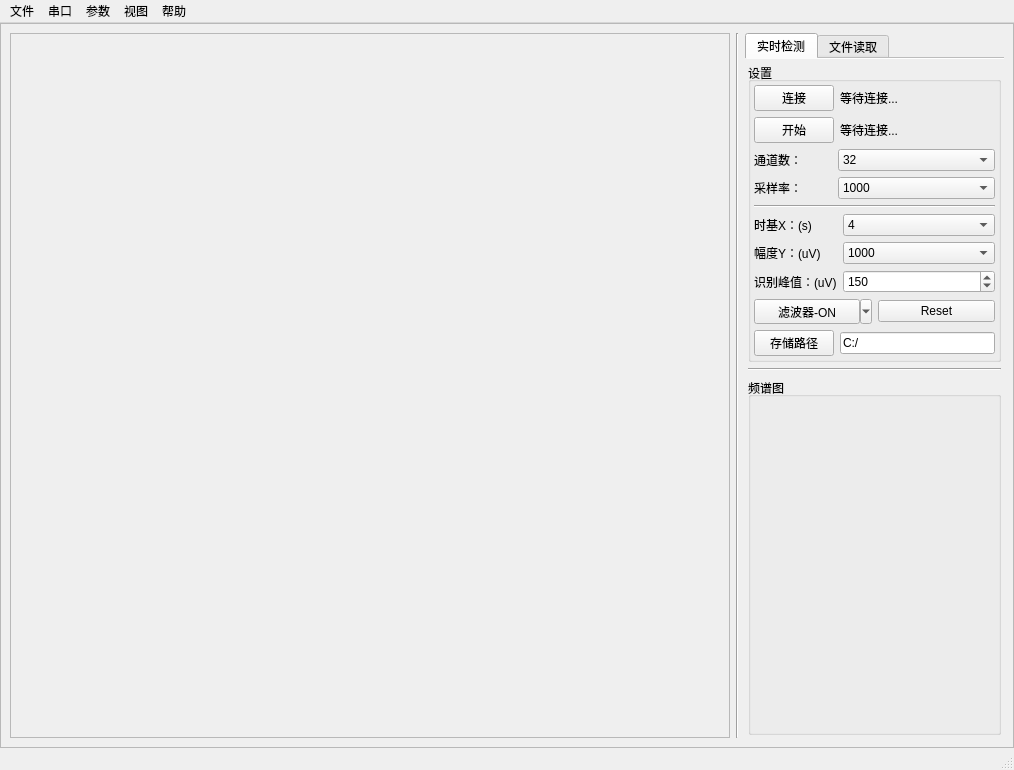
Old version of the form EMG/ui/mainWindow.ui in the repository Bayyys/EMGexe.
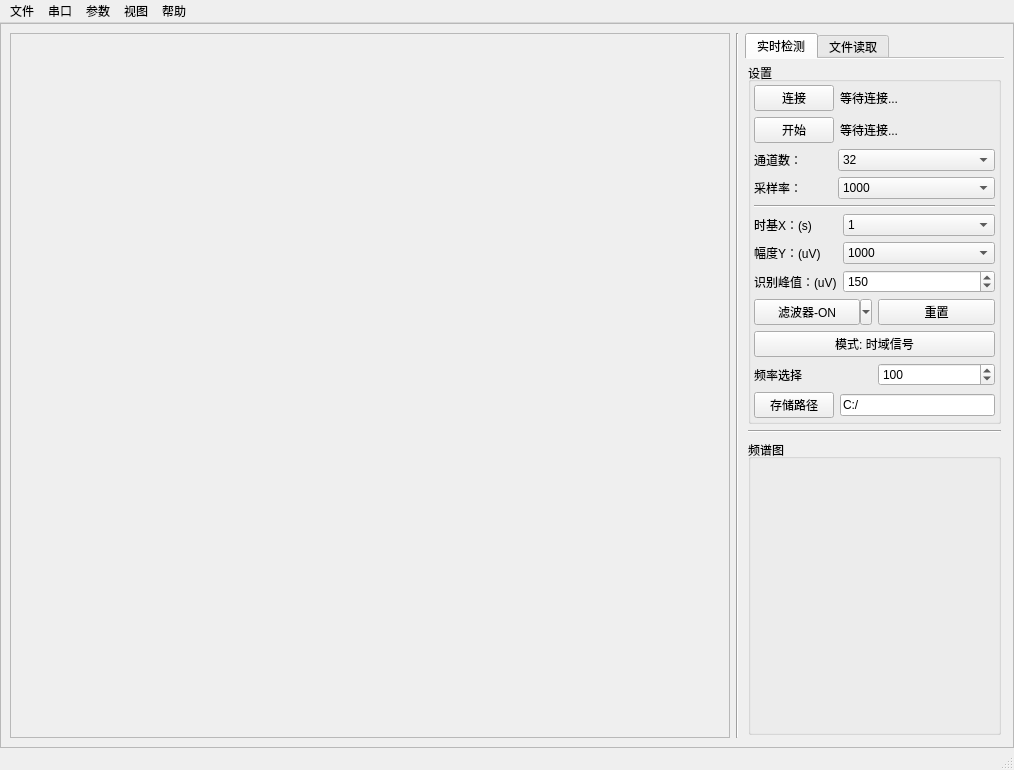
New version of the form.

The edit to the form file:
```diff
--- a/EMG/ui/mainWindow.ui
+++ b/EMG/ui/mainWindow.ui
@@ -437,7 +437,7 @@
                    </sizepolicy>
                   </property>
                   <property name="currentIndex">
-                   <number>3</number>
+                   <number>0</number>
                   </property>
                   <item>
                    <property name="text">
@@ -566,8 +566,8 @@
                </layout>
               </item>
               <item>
-               <layout class="QHBoxLayout" name="layout_filter">
-                <item>
+               <layout class="QGridLayout" name="gridLayout_2">
+                <item row="0" column="0">
                  <widget class="QToolButton" name="btn_filter">
                   <property name="sizePolicy">
                    <sizepolicy hsizetype="Expanding" vsizetype="Expanding">
@@ -595,7 +595,7 @@
                   </property>
                  </widget>
                 </item>
-                <item>
+                <item row="0" column="1">
                  <widget class="QPushButton" name="btn_reset">
                   <property name="sizePolicy">
                    <sizepolicy hsizetype="Expanding" vsizetype="Fixed">
@@ -604,7 +604,52 @@
                    </sizepolicy>
                   </property>
                   <property name="text">
-                   <string>Reset</string>
+                   <string>重置</string>
+                  </property>
+                 </widget>
+                </item>
+                <item row="1" column="0" colspan="2">
+                 <widget class="QPushButton" name="btn_mode">
+                  <property name="sizePolicy">
+                   <sizepolicy hsizetype="Expanding" vsizetype="Fixed">
+                    <horstretch>0</horstretch>
+                    <verstretch>0</verstretch>
+                   </sizepolicy>
+                  </property>
+                  <property name="toolTip">
+                   <string>绘图界面自动调整坐标间距，同时恢复显示删除的绘图窗口</string>
+                  </property>
+                  <property name="text">
+                   <string>模式: 时域信号</string>
+                  </property>
+                 </widget>
+                </item>
+                <item row="3" column="0">
+                 <widget class="QLabel" name="lb_fft_x">
+                  <property name="sizePolicy">
+                   <sizepolicy hsizetype="Expanding" vsizetype="Preferred">
+                    <horstretch>1</horstretch>
+                    <verstretch>0</verstretch>
+                   </sizepolicy>
+                  </property>
+                  <property name="text">
+                   <string>频率选择</string>
+                  </property>
+                 </widget>
+                </item>
+                <item row="3" column="1">
+                 <widget class="QSpinBox" name="sb_fft_x">
+                  <property name="sizePolicy">
+                   <sizepolicy hsizetype="Expanding" vsizetype="Fixed">
+                    <horstretch>1</horstretch>
+                    <verstretch>0</verstretch>
+                   </sizepolicy>
+                  </property>
+                  <property name="maximum">
+                   <number>20000</number>
+                  </property>
+                  <property name="value">
+                   <number>100</number>
                   </property>
                  </widget>
                 </item>
```
Left out of the diff: 8 changed lines with no effect on the pictures.
